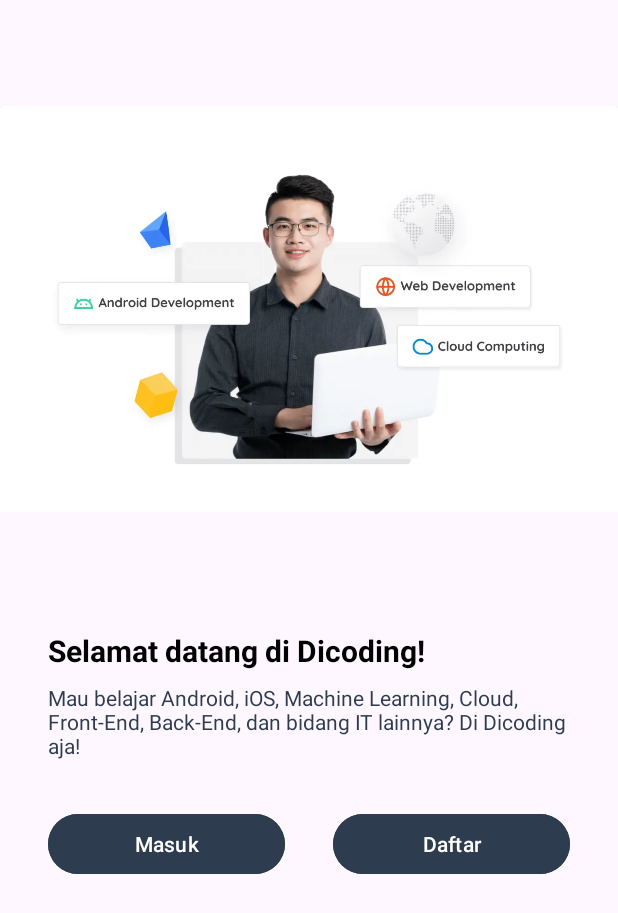
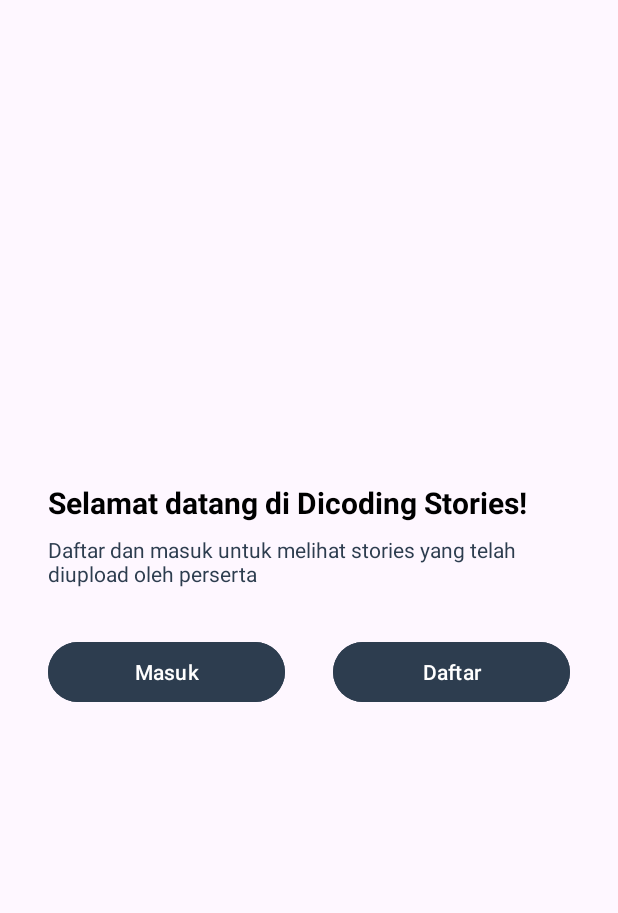
Before and after one commit to NaufalFikriHakim/first-submission-android-inter, an Android app: the screen it shows after launch (WelcomeActivity), on a phone screen of 412 x 824 dp. Shown: the top 913 px of the screen. Run offline under Robolectric (Android 15) with nearby library versions, the phone set to English and light mode, and no system bars.

```diff
--- a/app/src/main/java/com/dicoding/picodiploma/loginwithanimation/data/remote/retrofit/ApiService.kt
+++ b/app/src/main/java/com/dicoding/picodiploma/loginwithanimation/data/remote/retrofit/ApiService.kt
@@ -1,14 +1,19 @@
 package com.dicoding.picodiploma.loginwithanimation.data.remote.retrofit
 
 import com.dicoding.picodiploma.loginwithanimation.data.remote.response.AllStoryResponse
+import com.dicoding.picodiploma.loginwithanimation.data.remote.response.FileUploadResponse
 import com.dicoding.picodiploma.loginwithanimation.data.remote.response.LoginResponse
 import com.dicoding.picodiploma.loginwithanimation.data.remote.response.RegisterResponse
+import okhttp3.MultipartBody
+import okhttp3.RequestBody
 import retrofit2.Call
 import retrofit2.http.Field
 import retrofit2.http.FormUrlEncoded
 import retrofit2.http.GET
 import retrofit2.http.Header
+import retrofit2.http.Multipart
 import retrofit2.http.POST
+import retrofit2.http.Part
 import retrofit2.http.Query
 
 interface ApiService {
@@ -31,4 +36,12 @@ interface ApiService {
     suspend fun getStories(
         @Header("Authorization") token: String,
     ): AllStoryResponse
+
+    @Multipart
+    @POST("stories")
+    suspend fun uploadImage(
+        @Header("Authorization") token: String,
+        @Part file: MultipartBody.Part,
+        @Part("description") description: RequestBody,
+    ): FileUploadResponse
 }
--- a/app/src/main/java/com/dicoding/picodiploma/loginwithanimation/view/main/MainViewModel.kt
+++ b/app/src/main/java/com/dicoding/picodiploma/loginwithanimation/view/main/MainViewModel.kt
@@ -9,6 +9,7 @@ import androidx.lifecycle.viewModelScope
 import com.dicoding.picodiploma.loginwithanimation.data.UserRepository
 import com.dicoding.picodiploma.loginwithanimation.data.pref.UserModel
 import com.dicoding.picodiploma.loginwithanimation.data.remote.response.ListStoryItem
+import kotlinx.coroutines.flow.Flow
 import kotlinx.coroutines.launch
 import java.lang.Exception
 
@@ -26,6 +27,10 @@ class MainViewModel(private val repository: UserRepository) : ViewModel() {
 
     fun getSession(): LiveData<UserModel> {
         return repository.getSession().asLiveData()
+    }
+
+    fun getUser(): Flow<UserModel> {
+        return repository.getSession()
     }
 
     fun logout() {
--- a/app/src/main/res/layout/activity_welcome.xml
+++ b/app/src/main/res/layout/activity_welcome.xml
@@ -6,16 +6,6 @@
     android:layout_width="match_parent"
     android:layout_height="match_parent"
     tools:context=".view.welcome.WelcomeActivity">
-
-    <ImageView
-        android:id="@+id/imageView"
-        android:layout_width="0dp"
-        android:layout_height="0dp"
-        app:layout_constraintBottom_toTopOf="@+id/guidelineHorizontal"
-        app:layout_constraintEnd_toEndOf="parent"
-        app:layout_constraintStart_toStartOf="parent"
-        app:layout_constraintTop_toTopOf="parent"
-        app:srcCompat="@drawable/image_welcome" />
 
     <TextView
         android:id="@+id/titleTextView"
@@ -80,7 +70,7 @@
         android:layout_height="64dp"
         android:orientation="horizontal"
         app:layout_constraintEnd_toEndOf="parent"
-        app:layout_constraintGuide_percent="0.5"
+        app:layout_constraintGuide_percent="0.38"
         app:layout_constraintStart_toStartOf="parent" />
 
     <androidx.constraintlayout.widget.Guideline
--- a/app/src/main/res/values/strings.xml
+++ b/app/src/main/res/values/strings.xml
@@ -2,8 +2,8 @@
     <string name="app_name">LoginWithAnimation</string>
     <string name="signup">Daftar</string>
     <string name="login">Masuk</string>
-    <string name="message_welcome_page">Mau belajar Android, iOS, Machine Learning, Cloud, Front-End, Back-End, dan bidang IT lainnya? Di Dicoding aja!</string>
-    <string name="title_welcome_page">Selamat datang di Dicoding!</string>
+    <string name="message_welcome_page">Daftar dan masuk untuk melihat stories yang telah diupload oleh perserta</string>
+    <string name="title_welcome_page">Selamat datang di Dicoding Stories!</string>
     <string name="title_signup_page">Lengkapi data dirimu di bawah ini ya</string>
     <string name="email">Email</string>
     <string name="password">Password</string>
@@ -19,5 +19,6 @@
     <string name="camera">Camera</string>
     <string name="gallery">Gallery</string>
     <string name="upload">Upload</string>
+    <string name="empty_image_warning">Masukkan foto</string>
 
 </resources>
--- a/app/src/main/res/values/themes.xml
+++ b/app/src/main/res/values/themes.xml
@@ -3,7 +3,13 @@
     <style name="Base.Theme.LoginWithAnimation" parent="Theme.Material3.DayNight.NoActionBar">
         <!-- Customize your light theme here. -->
         <!-- <item name="colorPrimary">@color/my_light_primary</item> -->
+        <item name="android:windowActivityTransitions">true</item>
+        <item name="android:windowEnterTransition">@android:transition/explode</item>
+        <item name="android:windowExitTransition">@android:transition/explode</item>
     </style>
 
     <style name="Theme.LoginWithAnimation" parent="Base.Theme.LoginWithAnimation" />
+
+
+
 </resources>
```
Also changed, not shown: app/src/main/java/com/dicoding/picodiploma/loginwithanimation/data/remote/response/FileUploadResponse.kt (added, +10 -0 lines), app/src/main/java/com/dicoding/picodiploma/loginwithanimation/view/Utils.kt (+19 -0 lines), app/src/main/java/com/dicoding/picodiploma/loginwithanimation/view/camera/CameraActivity.kt (+46 -5 lines), app/src/main/res/layout/activity_signup.xml (+1 -13 lines).
